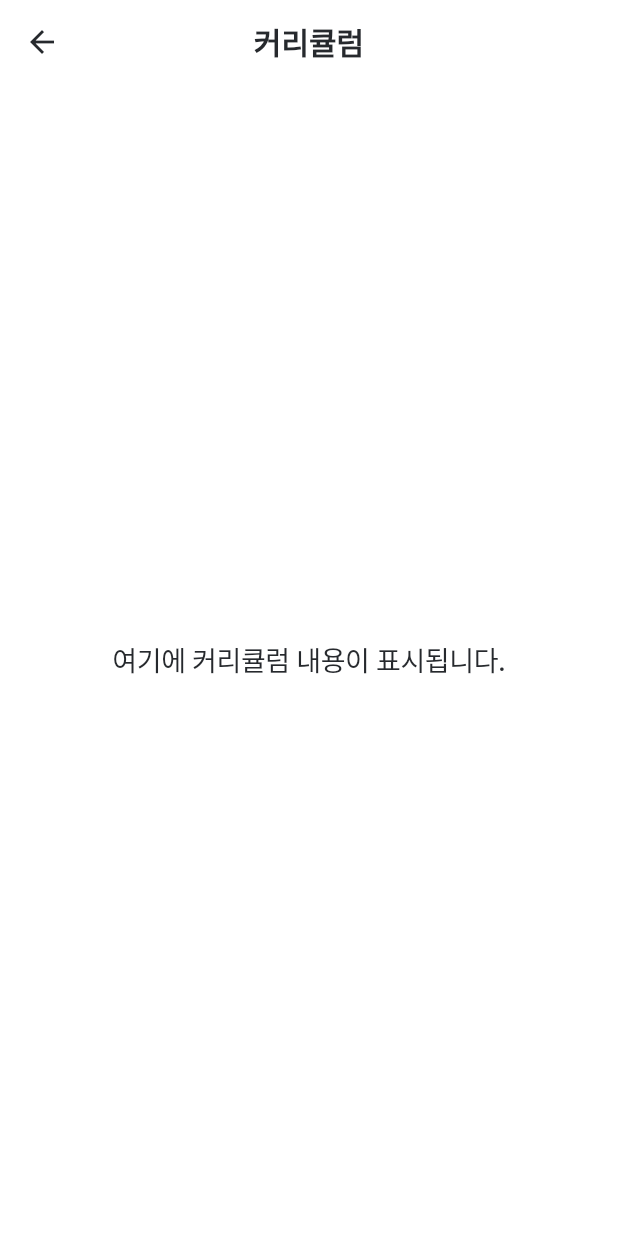
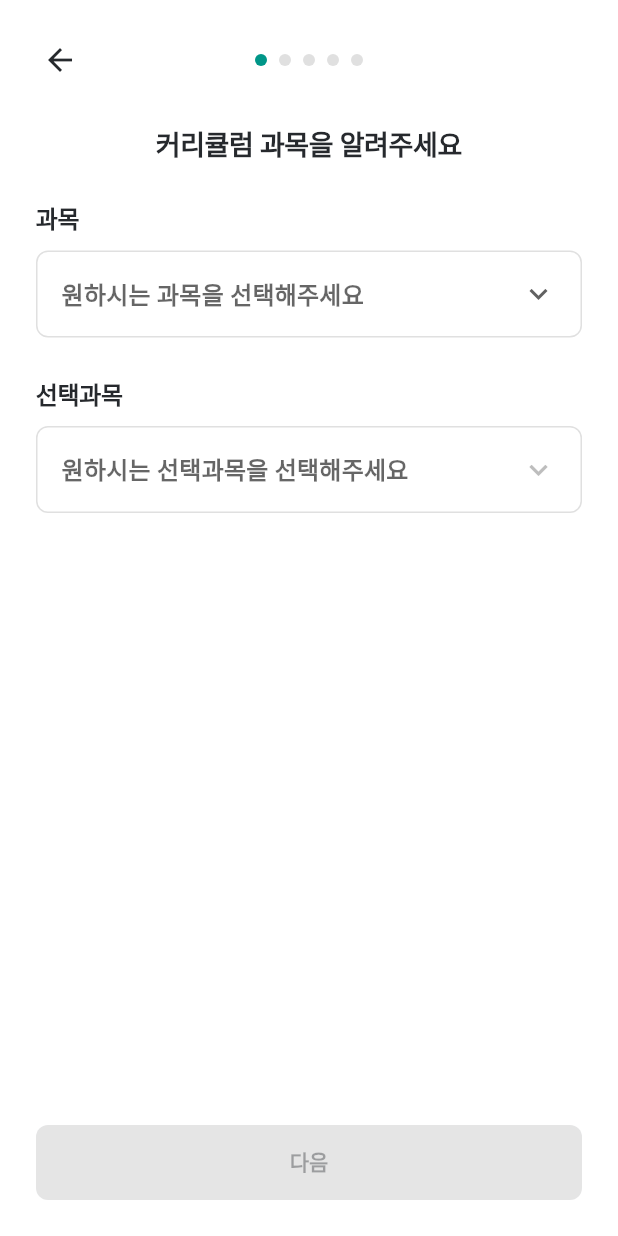
Before and after one commit to IPSI-DORI/Ipsi_frontend, a Flutter app: the CurriculumScreen screen opened by its route, on a phone screen of 412 x 824 dp. Run offline on Flutter 3.47's test engine with Material 3 defaults, Android fonts, the phone set to English and light mode, and no system bars; Roboto replaces fonts that are missing (Pretendard).

Commit message:
✨ Curriculum first

```diff
--- a/lib/features/chatbot/screens/chatbot_screens.dart
+++ /dev/null
@@ -1,13 +0,0 @@
-import 'package:flutter/material.dart';
-import 'package:ipsi_frontend/core/constants/app_colors.dart';
-
-class ChatbotScreen extends StatelessWidget {
-  const ChatbotScreen({super.key});
-
-  @override
-  Widget build(BuildContext context) {
-    return Scaffold(
-      body: Center(child: Text('입시도리 챗봇 화면', style: TextStyle(color: AppColors.primary))),
-    );
-  }
-}
--- a/lib/features/curriculum/screens/curriculum_screen.dart
+++ /dev/null
@@ -1,21 +0,0 @@
-import 'package:flutter/material.dart';
-
-class CurriculumScreen extends StatelessWidget {
-  const CurriculumScreen({super.key});
-
-  @override
-  Widget build(BuildContext context) {
-    return Scaffold(
-      appBar: AppBar(
-        title: const Text('커리큘럼'),
-        centerTitle: true,
-      ),
-      body: const Center(
-        child: Text(
-          '여기에 커리큘럼 내용이 표시됩니다.',
-          style: TextStyle(fontSize: 18),
-        ),
-      ),
-    );
-  }
-}
--- /dev/null
+++ b/lib/features/curriculum/viewmodels/curriculum_view_model.dart
@@ -0,0 +1,54 @@
+import 'package:flutter/material.dart';
+
+class CurriculumViewModel extends ChangeNotifier {
+  int _currentPage = 0;
+  List<String> selectedSubjects = List.filled(4, '');
+  List<String> selectedDetailSubjects = List.filled(4, '');
+
+  // 시간 관련 필드 추가
+  String selectedTimeSlot = '';
+  List<String> selectedDays = [];
+
+  int get currentPage => _currentPage;
+
+  void setCurrentPage(int page) {
+    _currentPage = page;
+    notifyListeners();
+  }
+
+  void setSubject(int page, String subject) {
+    selectedSubjects[page] = subject;
+    notifyListeners();
+  }
+
+  void setDetailSubject(int page, String detailSubject) {
+    selectedDetailSubjects[page] = detailSubject;
+    notifyListeners();
+  }
+
+  void setTimeSlot(String timeSlot) {
+    selectedTimeSlot = timeSlot;
+    notifyListeners();
+  }
+
+  void toggleDay(String day) {
+    if (selectedDays.contains(day)) {
+      selectedDays.remove(day);
+    } else {
+      selectedDays.add(day);
+    }
+    notifyListeners();
+  }
+
+  bool canProceed(int page) {
+    if (page < 4) {
+      // 기존 과목 선택 페이지
+      return selectedSubjects[page].isNotEmpty &&
+             selectedDetailSubjects[page].isNotEmpty;
+    } else if (page == 4) {
+      // 시간과 요일 선택 페이지
+      return selectedTimeSlot.isNotEmpty && selectedDays.isNotEmpty;
+    }
+    return false;
+  }
+}
--- /dev/null
+++ b/lib/features/curriculum/views/curriculum_screen.dart
@@ -0,0 +1,359 @@
+import 'package:flutter/material.dart';
+import 'package:provider/provider.dart';
+import '../viewmodels/curriculum_view_model.dart';
+
+class CurriculumScreen extends StatefulWidget {
+  const CurriculumScreen({Key? key}) : super(key: key);
+
+  @override
+  _OnboardingViewState createState() => _OnboardingViewState();
+}
+
+class _OnboardingViewState extends State<CurriculumScreen> {
+  final PageController _pageController = PageController();
+
+  // 각 페이지별 선택 가능한 과목 목록 (예시)
+  final List<Map<String, List<String>>> _subjectOptions = [
+    {
+      '수학': ['미적분', '통계', '기하'],
+      '과학': ['물리', '화학', '생물'],
+      '영어': ['독해', '문법', '회화'],
+    },
+    {
+      '역사': ['한국사', '세계사', '동양사'],
+      '사회': ['경제', '정치', '지리'],
+      '음악': ['클래식', '재즈', '현대음악'],
+    },
+    {
+      '국어': ['문학', '문법', '작문'],
+      '체육': ['축구', '농구', '수영'],
+      '미술': ['드로잉', '페인팅', '조소'],
+    },
+    {
+      '컴퓨터': ['프로그래밍', '웹개발', '데이터과학'],
+      '제2외국어': ['중국어', '일본어', '프랑스어'],
+      '철학': ['서양철학', '동양철학', '윤리학'],
+    },
+  ];
+
+  // 시간대 목록 (예시)
+  final List<String> _timeSlots = [
+    '오전 9시-10시',
+    '오전 10시-11시',
+    '오전 11시-12시',
+    '오후 1시-2시',
+    '오후 2시-3시',
+    '오후 3시-4시',
+    '오후 4시-5시',
+    '오후 5시-6시',
+  ];
+
+  // 요일 목록
+  final List<String> _days = ['월', '화', '수', '목', '금', '토', '일'];
+
+  @override
+  void dispose() {
+    _pageController.dispose();
+    super.dispose();
+  }
+
+  @override
+  Widget build(BuildContext context) {
+    return ChangeNotifierProvider(
+      create: (_) => CurriculumViewModel(),
+      child: Consumer<CurriculumViewModel>(
+        builder: (context, viewModel, _) {
+          return Scaffold(
+            body: SafeArea(
+              child: Column(
+                children: [
+                  _buildHeader(viewModel),
+                  Expanded(
+                    child: PageView.builder(
+                      controller: _pageController,
+                      itemCount: 5, // 과목 선택 4페이지 + 시간/요일 선택 1페이지
+                      physics: const NeverScrollableScrollPhysics(),
+                      onPageChanged: viewModel.setCurrentPage,
+                      itemBuilder: (context, index) {
+                        if (index < 4) {
+                          return _buildSubjectPage(context, index, viewModel);
+                        } else {
+                          return _buildTimeAndDayPage(context, viewModel);
+                        }
+                      },
+                    ),
+                  ),
+                  _buildNextButton(viewModel),
+                ],
+              ),
+            ),
+          );
+        },
+      ),
+    );
+  }
+
+  Widget _buildHeader(CurriculumViewModel viewModel) {
+    final String headerText = viewModel.currentPage < 4
+        ? '커리큘럼 과목을 알려주세요'
+        : '커리큘럼 공부 시간과 요일을 정해주세요';
+
+    return Column(
+      children: [
+        Padding(
+          padding: const EdgeInsets.all(16.0),
+          child: Row(
+            children: [
+              IconButton(
+                icon: const Icon(Icons.arrow_back),
+                onPressed: () {
+                  if (viewModel.currentPage > 0) {
+                    _pageController.previousPage(
+                      duration: const Duration(milliseconds: 300),
+                      curve: Curves.easeInOut,
+                    );
+                  } else {
+                    Navigator.of(context).pop();
+                  }
+                },
+              ),
+              const Spacer(),
+              Row(
+                mainAxisSize: MainAxisSize.min,
+                children: List.generate(5, (index) {
+                  return Container(
+                    width: 8,
+                    height: 8,
+                    margin: const EdgeInsets.symmetric(horizontal: 4),
+                    decoration: BoxDecoration(
+                      shape: BoxShape.circle,
+                      color: index == viewModel.currentPage
+                          ? Colors.teal
+                          : Colors.grey.shade300,
+                    ),
+                  );
+                }),
+              ),
+              const Spacer(),
+              const SizedBox(width: 48), // 뒤로가기 버튼과 균형을 맞추기 위한 여백
+            ],
+          ),
+        ),
+        Text(
+          headerText,
+          style: const TextStyle(
+            fontSize: 18,
+            fontWeight: FontWeight.bold,
+          ),
+        ),
+        const SizedBox(height: 20),
+      ],
+    );
+  }
+
+  Widget _buildSubjectPage(BuildContext context, int pageIndex, CurriculumViewModel viewModel) {
+    return Padding(
+      padding: const EdgeInsets.symmetric(horizontal: 24.0),
+      child: Column(
+        crossAxisAlignment: CrossAxisAlignment.start,
+        children: [
+          const Text(
+            "과목",
+            style: TextStyle(
+              fontSize: 16,
+              fontWeight: FontWeight.bold,
+            ),
+          ),
+          const SizedBox(height: 8),
+          _buildDropdown(
+            context,
+            pageIndex,
+            _subjectOptions[pageIndex].keys.toList(),
+            viewModel.selectedSubjects[pageIndex],
+            (value) {
+              viewModel.setSubject(pageIndex, value);
+              // 과목이 변경되면 세부 과목 초기화
+              viewModel.setDetailSubject(pageIndex, '');
+            },
+            '원하시는 과목을 선택해주세요',
+          ),
+          const SizedBox(height: 24),
+          const Text(
+            "선택과목",
+            style: TextStyle(
+              fontSize: 16,
+              fontWeight: FontWeight.bold,
+            ),
+          ),
+          const SizedBox(height: 8),
+          _buildDropdown(
+            context,
+            pageIndex,
+            viewModel.selectedSubjects[pageIndex].isEmpty
+                ? []
+                : _subjectOptions[pageIndex][viewModel.selectedSubjects[pageIndex]] ?? [],
+            viewModel.selectedDetailSubjects[pageIndex],
+            (value) => viewModel.setDetailSubject(pageIndex, value),
+            '원하시는 선택과목을 선택해주세요',
+          ),
+        ],
+      ),
+    );
+  }
+
+  Widget _buildTimeAndDayPage(BuildContext context, CurriculumViewModel viewModel) {
+    return Padding(
+      padding: const EdgeInsets.symmetric(horizontal: 24.0),
+      child: Column(
+        crossAxisAlignment: CrossAxisAlignment.start,
+        children: [
+          const Text(
+            "예상되는 하루 공부 시간은?",
+            style: TextStyle(
+              fontSize: 16,
+              fontWeight: FontWeight.bold,
+            ),
+          ),
+          const SizedBox(height: 8),
+          _buildDropdown(
+            context,
+            4,
+            _timeSlots,
+            viewModel.selectedTimeSlot,
+            (value) => viewModel.setTimeSlot(value),
+            '시간대를 선택해주세요',
+          ),
+          const SizedBox(height: 24),
+          Row(
+            children: [
+              const Text(
+                "예상되는 공부 요일은?",
+                style: TextStyle(
+                  fontSize: 16,
+                  fontWeight: FontWeight.bold,
+                ),
+              ),
+              const SizedBox(width: 8),
+              Text(
+                "(중복 가능)",
+                style: TextStyle(
+                  fontSize: 14,
+                  color: Colors.teal.shade300,
+                ),
+              ),
+            ],
+          ),
+          const SizedBox(height: 16),
+          _buildDaySelector(viewModel),
+        ],
+      ),
+    );
+  }
+
+  Widget _buildDaySelector(CurriculumViewModel viewModel) {
+    return Row(
+      mainAxisAlignment: MainAxisAlignment.spaceBetween,
+      children: _days.map((day) {
+        final bool isSelected = viewModel.selectedDays.contains(day);
+        return InkWell(
+          onTap: () => viewModel.toggleDay(day),
+          borderRadius: BorderRadius.circular(20),
+          child: Container(
+            width: 40,
+            height: 40,
+            decoration: BoxDecoration(
+              shape: BoxShape.circle,
+              border: Border.all(
+                color: isSelected ? Colors.transparent : Colors.grey.shade300,
+              ),
+              color: isSelected ? Colors.teal : Colors.transparent,
+            ),
+            child: Center(
+              child: Text(
+                day,
+                style: TextStyle(
+                  color: isSelected ? Colors.white : Colors.black,
+                  fontWeight: FontWeight.bold,
+                ),
+              ),
+            ),
+          ),
+        );
+      }).toList(),
+    );
+  }
+
+  Widget _buildDropdown(
+    BuildContext context,
+    int pageIndex,
+    List<String> items,
+    String selectedValue,
+    Function(String) onChanged,
+    String hint,
+  ) {
+    return Container(
+      width: double.infinity,
+      padding: const EdgeInsets.symmetric(horizontal: 16, vertical: 4),
+      decoration: BoxDecoration(
+        border: Border.all(color: Colors.grey.shade300),
+        borderRadius: BorderRadius.circular(8),
+      ),
+      child: DropdownButtonHideUnderline(
+        child: DropdownButton<String>(
+          value: selectedValue.isEmpty ? null : selectedValue,
+          hint: Text(hint),
+          isExpanded: true,
+          icon: const Icon(Icons.keyboard_arrow_down),
+          items: items.map((String item) {
+            return DropdownMenuItem<String>(
+              value: item,
+              child: Text(item),
+            );
+          }).toList(),
+          onChanged: (String? value) {
+            if (value != null) {
+              onChanged(value);
+            }
+          },
+        ),
+      ),
+    );
+  }
+
+  Widget _buildNextButton(CurriculumViewModel viewModel) {
+    final bool canProceed = viewModel.canProceed(viewModel.currentPage);
+
+    return Padding(
+      padding: const EdgeInsets.all(24.0),
+      child: SizedBox(
+        width: double.infinity,
+        height: 50,
+        child: ElevatedButton(
+          style: ElevatedButton.styleFrom(
+            backgroundColor: canProceed ? Colors.teal : Colors.grey.shade200,
+            foregroundColor: canProceed ? Colors.white : Colors.grey,
+            shape: RoundedRectangleBorder(
+              borderRadius: BorderRadius.circular(8),
+            ),
+          ),
+          onPressed: canProceed
+              ? () {
+                  if (viewModel.currentPage < 4) {
+                    _pageController.nextPage(
+                      duration: const Duration(milliseconds: 300),
+                      curve: Curves.easeInOut,
+                    );
+                  } else {
+                    // 모든 페이지 완료 후 다음 단계로 이동
+                    // Navigator.of(context).pushReplacement(
+                    //   MaterialPageRoute(builder: (_) => NextScreen()),
+                    // );
+                  }
+                }
+              : null,
+          child: const Text('다음'),
+        ),
+      ),
+    );
+  }
+}
--- a/lib/main_scaffold.dart
+++ b/lib/main_scaffold.dart
@@ -2,7 +2,7 @@ import 'package:flutter/material.dart';
 import './core/widgets/custom_bottom_navigation.dart';
 import './features/home/screens/home_screen.dart';
 import './features/chatbot/views/chat_screen.dart';
-import './features/curriculum/screens/curriculum_screen.dart';
+import 'features/curriculum/views/curriculum_screen.dart';
 import './features/mypage/screens/mypage_screen.dart';
 
 class MainScaffold extends StatefulWidget {
--- a/lib/routes/app_routes.dart
+++ b/lib/routes/app_routes.dart
@@ -3,7 +3,7 @@
 import 'package:flutter/material.dart';
 import 'package:ipsi_frontend/features/splash/screens/splash_screen.dart';
 import '../features/chatbot/views/chat_screen.dart';
-import '../features/curriculum/screens/curriculum_screen.dart';
+import '../features/curriculum/views/curriculum_screen.dart';
 import '../features/mypage/screens/mypage_screen.dart';
 
 class AppRoutes {
```
Also changed, not shown: lib/features/curriculum/models/curriculum_model.dart (added).
